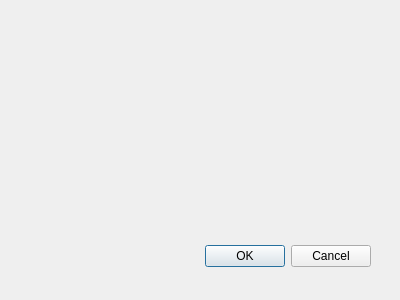
First picture: the form in src/Dialogs/exportpdfdialog.ui, repository Pfeil/CAN2, before the edit.
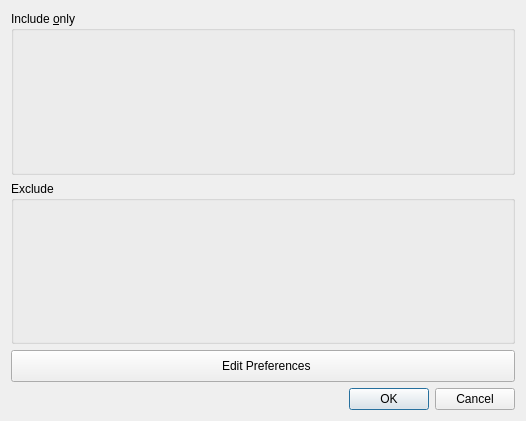
Second picture: the form after the edit. Icons and pictures are not drawn. Custom widgets are drawn as their Qt base class.

Patch:
```diff
--- a/src/Dialogs/exportpdfdialog.ui
+++ b/src/Dialogs/exportpdfdialog.ui
@@ -8,32 +8,84 @@
    <rect>
     <x>0</x>
     <y>0</y>
-    <width>400</width>
-    <height>300</height>
+    <width>526</width>
+    <height>421</height>
    </rect>
   </property>
   <property name="windowTitle">
    <string>Dialog</string>
   </property>
-  <widget class="QDialogButtonBox" name="buttonBox">
-   <property name="geometry">
-    <rect>
-     <x>30</x>
-     <y>240</y>
-     <width>341</width>
-     <height>32</height>
-    </rect>
-   </property>
-   <property name="orientation">
-    <enum>Qt::Horizontal</enum>
-   </property>
-   <property name="standardButtons">
-    <set>QDialogButtonBox::Cancel|QDialogButtonBox::Ok</set>
-   </property>
-  </widget>
+  <layout class="QVBoxLayout" name="verticalLayout">
+   <item>
+    <widget class="QGroupBox" name="groupBox">
+     <property name="title">
+      <string>Include &amp;only</string>
+     </property>
+     <layout class="QHBoxLayout" name="horizontalLayout">
+      <item>
+       <widget class="TagEditor" name="includeTagsEditor" native="true"/>
+      </item>
+     </layout>
+    </widget>
+   </item>
+   <item>
+    <widget class="QGroupBox" name="groupBox_2">
+     <property name="title">
+      <string>Exclude</string>
+     </property>
+     <layout class="QVBoxLayout" name="verticalLayout_2">
+      <item>
+       <widget class="TagEditor" name="excludeTagsEditor" native="true"/>
+      </item>
+     </layout>
+    </widget>
+   </item>
+   <item>
+    <widget class="QPushButton" name="buttonEditPreferences">
+     <property name="minimumSize">
+      <size>
+       <width>32</width>
+       <height>32</height>
+      </size>
+     </property>
+     <property name="maximumSize">
+      <size>
+       <width>65536</width>
+       <height>32</height>
+      </size>
+     </property>
+     <property name="text">
+      <string>  Edit Preferences</string>
+     </property>
+     <property name="icon">
+      <iconset resource="../ressources.qrc">
+       <normaloff>:/icons/icons/wrench52.png</normaloff>:/icons/icons/wrench52.png</iconset>
+     </property>
+    </widget>
+   </item>
+   <item>
+    <widget class="QDialogButtonBox" name="buttonBox">
+     <property name="orientation">
+      <enum>Qt::Horizontal</enum>
+     </property>
+     <property name="standardButtons">
+      <set>QDialogButtonBox::Cancel|QDialogButtonBox::Ok</set>
+     </property>
+    </widget>
+   </item>
+  </layout>
  </widget>
- <pixmapfunction/>
- <resources/>
+ <customwidgets>
+  <customwidget>
+   <class>TagEditor</class>
+   <extends>QWidget</extends>
+   <header>Dialogs/tageditor.h</header>
+   <container>1</container>
+  </customwidget>
+ </customwidgets>
+ <resources>
+  <include location="../ressources.qrc"/>
+ </resources>
  <connections>
   <connection>
    <sender>buttonBox</sender>
```
Left out of the diff: 12 changed lines with no effect on the pictures.
